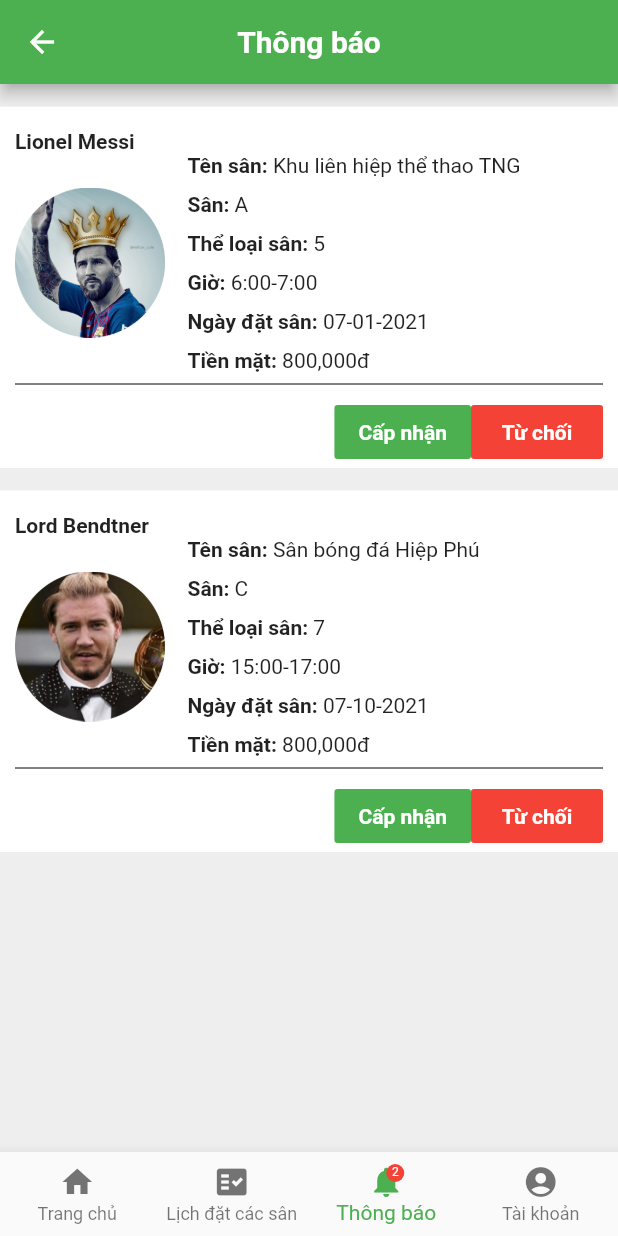
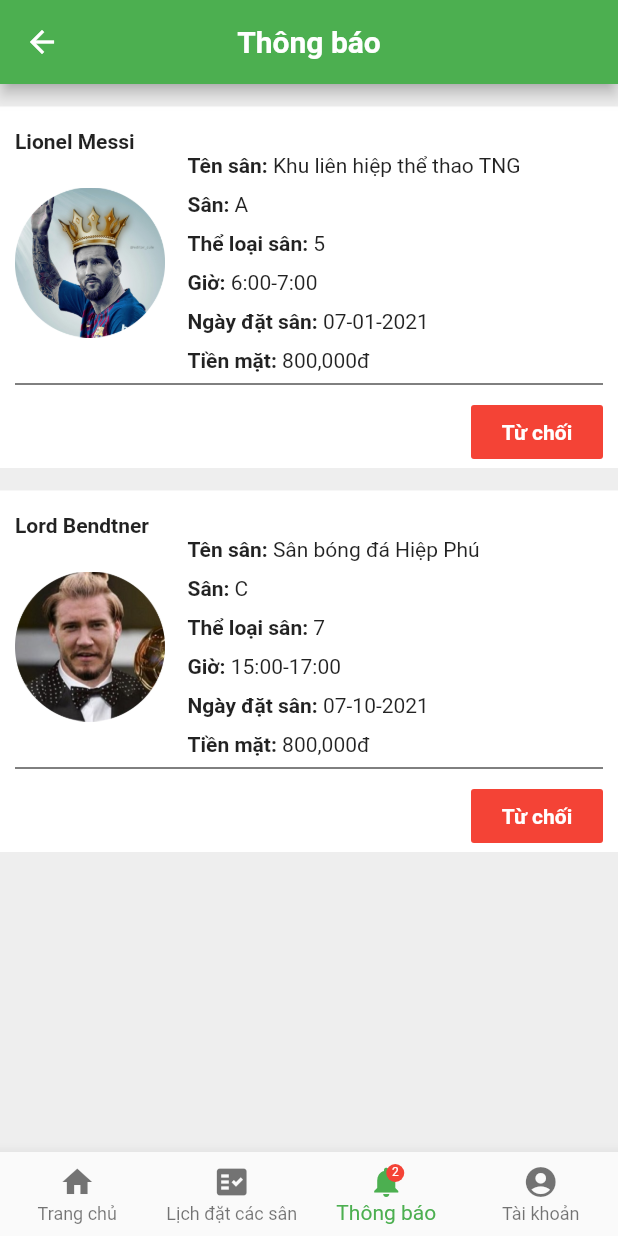
Before and after one commit to longdaungo/adminBookingPitch, a Flutter app: the screen it shows after launch, item 3 of the bottom bar chosen, on a phone screen of 412 x 824 dp. Run offline on Flutter 3.47's test engine with Material 2 defaults, Android fonts, the phone set to English and light mode, and no system bars.

Commit message:
remove button

```diff
--- a/host_booking_pitch/lib/home_screen/main_screen.dart
+++ b/host_booking_pitch/lib/home_screen/main_screen.dart
@@ -72,13 +72,6 @@ class BookedBottomPart extends StatelessWidget {
                 color: Colors.green,
                 textColor: Colors.white,
               )
-              ,
-              FlatButton(
-                onPressed: () {},
-                child: const Text("Xóa", style: TextStyle(fontWeight: FontWeight.bold)),
-                color: Colors.red,
-                textColor: Colors.white,
-              ),
             ],
           ),
         )
--- a/host_booking_pitch/lib/home_screen/notification/main_screen.dart
+++ b/host_booking_pitch/lib/home_screen/notification/main_screen.dart
@@ -60,13 +60,6 @@ class BookedBottomPart extends StatelessWidget {
         Container(
           child: Row(
             children: [
-              FlatButton(
-                onPressed: () {},
-                child: const Text("Cấp nhận", style: TextStyle(fontWeight: FontWeight.bold)),
-                color: Colors.green,
-                textColor: Colors.white,
-              )
-              ,
               FlatButton(
                 onPressed: () {},
                 child: const Text("Từ chối", style: TextStyle(fontWeight: FontWeight.bold)),
```
